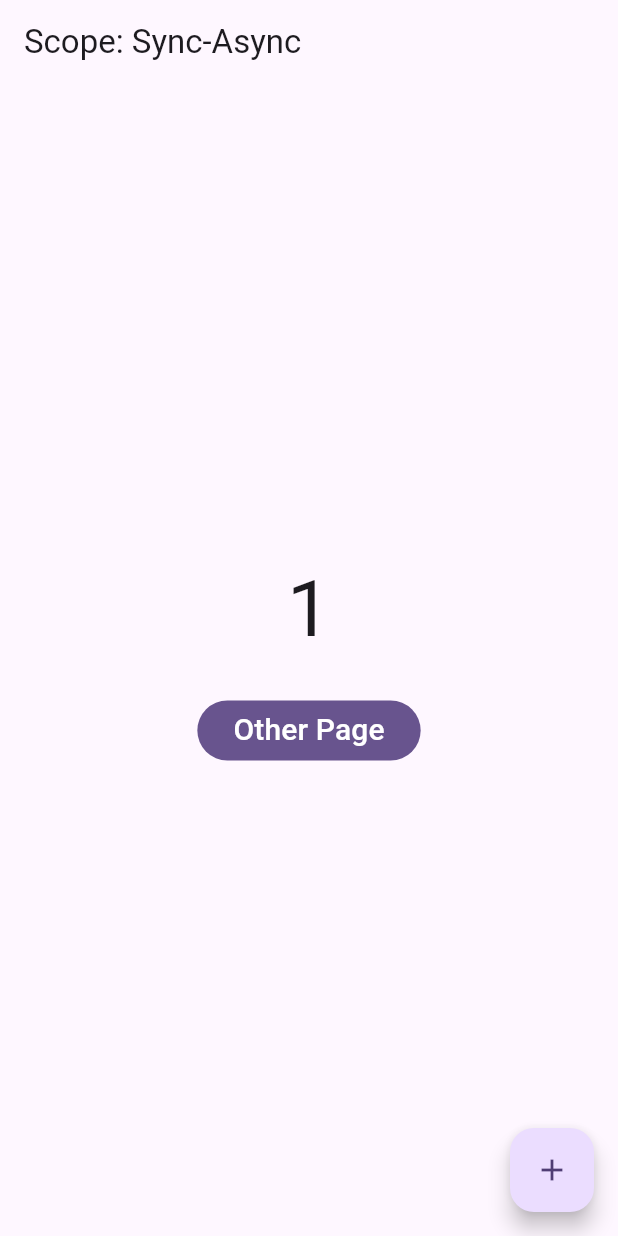
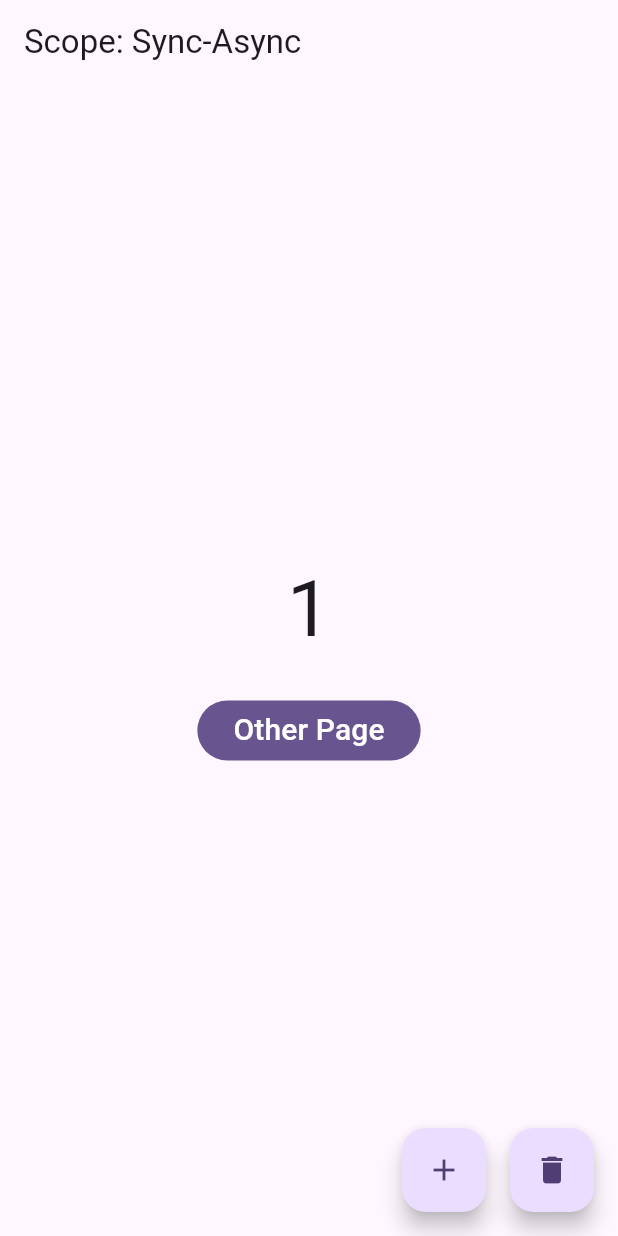
Before and after one commit to Jinwook-Song/riverpod_essential, a Flutter app: the screen it shows after launch, after a tap on the "add" icon, on a phone screen of 412 x 824 dp. Run offline on Flutter 3.47's test engine with Material 3 defaults, Android fonts, the phone set to English and light mode, and no system bars; our stand-ins replace dio, equatable, flutter_riverpod, freezed_annotation, riverpod_annotation, shared_preferences; missing offline and left inert: bulleted_list; generated files the repository leaves out were written again.

Commit message:
feat: ref.listenSelf method

```diff
--- a/sync_provider_for_async_apis/lib/counter_provider.dart
+++ b/sync_provider_for_async_apis/lib/counter_provider.dart
@@ -11,8 +11,10 @@ class Counter extends _$Counter {
     final preferences = ref.watch(sharedPreferencesProvider);
     final currentValue = preferences.getInt('counter') ?? 0;
 
+    // 자기 자신의 state가 변할때마다 호출 된다.
     ref.listenSelf((previous, next) {
       print('previous: $previous, next: $next');
+      if (next == 0) preferences.remove('counter');
       preferences.setInt('counter', next);
     });
 
@@ -22,4 +24,8 @@ class Counter extends _$Counter {
   void increment() {
     state++;
   }
+
+  void clear() {
+    state = 0;
+  }
 }
--- a/sync_provider_for_async_apis/lib/my_home_page.dart
+++ b/sync_provider_for_async_apis/lib/my_home_page.dart
@@ -42,11 +42,25 @@ class MyHomePage extends ConsumerWidget {
           ],
         ),
       ),
-      floatingActionButton: FloatingActionButton(
-        onPressed: () {
-          ref.read(counterProvider.notifier).increment();
-        },
-        child: const Icon(Icons.add),
+      floatingActionButton: Row(
+        mainAxisSize: MainAxisSize.min,
+        children: [
+          FloatingActionButton(
+            heroTag: 'increment',
+            onPressed: () {
+              ref.read(counterProvider.notifier).increment();
+            },
+            child: const Icon(Icons.add),
+          ),
+          const SizedBox(width: 16),
+          FloatingActionButton(
+            heroTag: 'clear',
+            onPressed: () {
+              ref.read(counterProvider.notifier).clear();
+            },
+            child: const Icon(Icons.delete),
+          ),
+        ],
       ),
     );
   }
```
